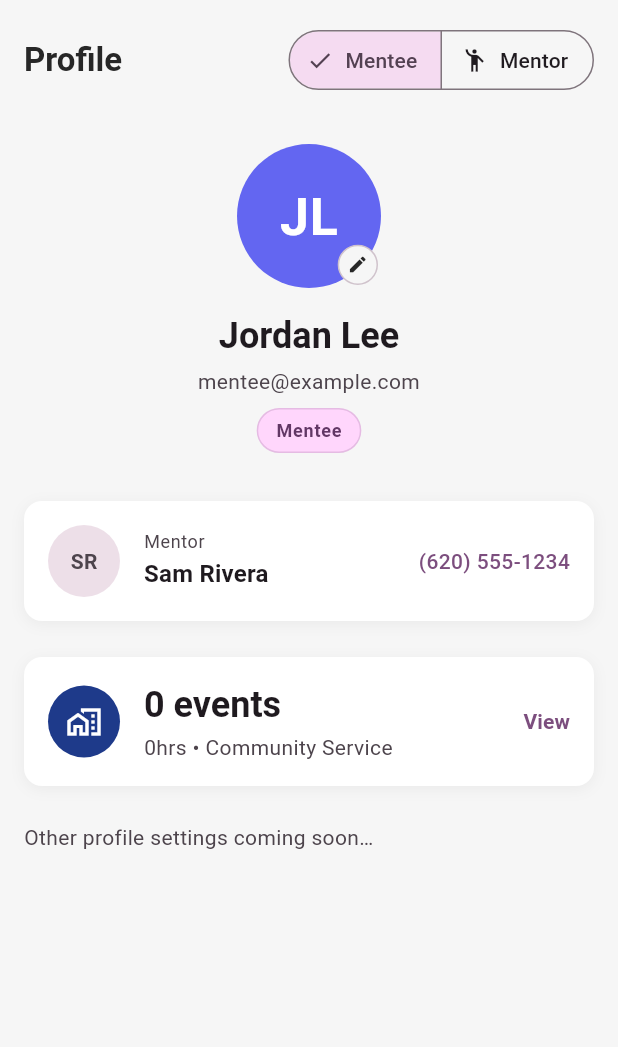
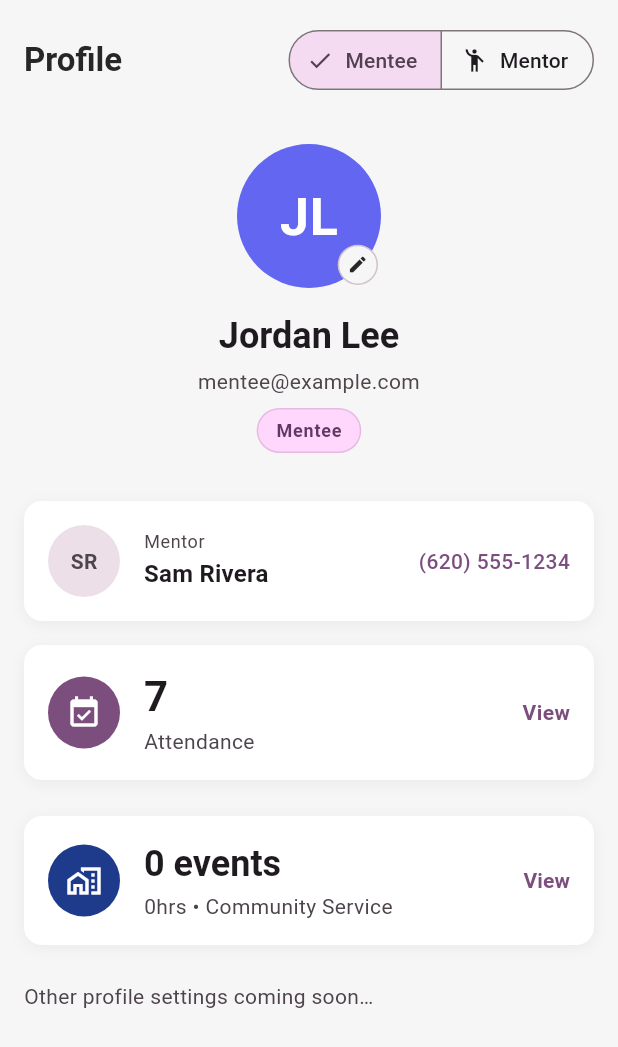
Before and after one commit to highaspirationskc/ha_mobile, a Flutter app: the ProfileScreen widget shown alone on an empty page, opened directly, on a phone screen of 412 x 824 dp. Shown: the top 1047 px of the screen. Run offline on Flutter 3.47's test engine with Material 3 defaults, Android fonts, the phone set to English and light mode, and no system bars; our stand-ins replace image_picker, table_calendar, youtube_player_iframe; missing offline and left inert: mobile_scanner; accounts and stored records are empty; network calls fail.

Commit message:
Added attendance record

```diff
--- a/lib/data/services/api_service.dart
+++ b/lib/data/services/api_service.dart
@@ -6,7 +6,9 @@ import '../../business/user/entities/role_mentee.dart';
 import '../../data/mock/mock_data.dart';
 
 class ApiService {
-  ApiService._();
+  ApiService._() {
+    _initializeMockData();
+  }
   static final instance = ApiService._();
 
   /// Broadcast-only: increments whenever registrations/check-ins change.
@@ -15,6 +17,21 @@ class ApiService {
   final Map<String, Set<String>> _registrations = {};
   final Map<String, Set<String>> _checkins = {};
   final Map<String, List<CommunityService>> _communityServices = {};
+
+  /// Initialize with some mock check-in data for testing
+  void _initializeMockData() {
+    // Add some mock check-ins for the mock mentee
+    const mockMenteeId = 'u_mentee_1'; // matches mockMentee.id
+    _checkins[mockMenteeId] = {
+      'evt_1', // Mentor Meetup
+      'evt_2', // Career Workshop
+      'evt_3', // Community Service Day
+      'evt_4', // STEM Lab Tour
+      'evt_5', // College Q&A
+      'evt_6', // Leadership Panel
+      'evt_7', // Hack Night
+    };
+  }
 
   Future<void> registerForEvent({
     required String eventId,
@@ -54,6 +71,10 @@ class ApiService {
     if (!isReg) throw Exception('You must register before checking in.');
     final set = _checkins.putIfAbsent(userId, () => <String>{});
     set.add(eventId);
+    if (kDebugMode) {
+      print('checkInForEvent: $userId checked into $eventId');
+      print('Total check-ins for $userId: ${set.length}');
+    }
     changes.value++; // notify listeners
   }
 
@@ -115,4 +136,16 @@ class ApiService {
     await Future.delayed(const Duration(milliseconds: 150));
     return mockMenteesByUserId[userId];
   }
+
+  /// Gets the total attendance count (check-ins) for a user
+  Future<int> getTotalAttendance({required String userId}) async {
+    await Future.delayed(const Duration(milliseconds: 150));
+    final checkins = _checkins[userId];
+    final count = checkins?.length ?? 0;
+    if (kDebugMode) {
+      print('getTotalAttendance for $userId: $count check-ins');
+      print('Check-ins: ${checkins?.toList()}');
+    }
+    return count;
+  }
 }
--- a/lib/presentation/screens/profile_screen.dart
+++ b/lib/presentation/screens/profile_screen.dart
@@ -22,6 +22,7 @@ class _ProfileScreenState extends State<ProfileScreen> {
   int? _colorIndexOverride;
   int _totalCommunityServiceHours = 0;
   int _totalCommunityServiceEvents = 0;
+  int _totalAttendance = 0;
   UserRef? _mentor;
 
   @override
@@ -50,6 +51,9 @@ class _ProfileScreenState extends State<ProfileScreen> {
       final services = await ApiService.instance.getCommunityServices(
         userId: currentUserId,
       );
+      final attendance = await ApiService.instance.getTotalAttendance(
+        userId: currentUserId,
+      );
       final menteeData = await ApiService.instance.getMenteeData(
         userId: currentUserId,
       );
@@ -57,6 +61,7 @@ class _ProfileScreenState extends State<ProfileScreen> {
         setState(() {
           _totalCommunityServiceHours = hours;
           _totalCommunityServiceEvents = services.length;
+          _totalAttendance = attendance;
           _mentor = menteeData?.mentor;
         });
       }
@@ -179,6 +184,9 @@ class _ProfileScreenState extends State<ProfileScreen> {
             if (currentUserKind.value == CurrentUserKind.mentee &&
                 _mentor != null)
               _buildMentorTile(context, cs, t),
+
+            // Attendance Tile
+            _buildAttendanceTile(context, cs, t),
 
             // Community Service Tile
             CommunityServiceTile(
@@ -320,6 +328,89 @@ class _ProfileScreenState extends State<ProfileScreen> {
     }
   }
 
+  Widget _buildAttendanceTile(
+    BuildContext context,
+    ColorScheme cs,
+    TextTheme t,
+  ) {
+    return Container(
+      margin: const EdgeInsets.only(bottom: 16),
+      decoration: BoxDecoration(
+        color: Colors.white,
+        borderRadius: BorderRadius.circular(12),
+        boxShadow: [
+          BoxShadow(
+            color: Colors.black.withOpacity(0.05),
+            blurRadius: 8,
+            offset: const Offset(0, 2),
+          ),
+        ],
+      ),
+      child: InkWell(
+        onTap: () {
+          // TODO: Navigate to attendance screen when implemented
+          ScaffoldMessenger.of(context).showSnackBar(
+            const SnackBar(
+              content: Text('Attendance details coming soon!'),
+              duration: Duration(seconds: 2),
+            ),
+          );
+        },
+        borderRadius: BorderRadius.circular(12),
+        child: Padding(
+          padding: const EdgeInsets.all(16),
+          child: Row(
+            children: [
+              // Attendance Icon
+              Container(
+                width: 48,
+                height: 48,
+                decoration: BoxDecoration(
+                  color: cs.primary,
+                  borderRadius: BorderRadius.circular(24),
+                ),
+                child: Icon(
+                  Icons.event_available,
+                  color: Colors.white,
+                  size: 24,
+                ),
+              ),
+              const SizedBox(width: 16),
+              // Attendance Info
+              Expanded(
+                child: Column(
+                  crossAxisAlignment: CrossAxisAlignment.start,
+                  children: [
+                    Text(
+                      '$_totalAttendance',
+                      style: t.headlineMedium?.copyWith(
+                        fontWeight: FontWeight.w700,
+                        color: cs.onSurface,
+                      ),
+                    ),
+                    const SizedBox(height: 2),
+                    Text(
+                      'Attendance',
+                      style: t.bodyMedium?.copyWith(color: cs.onSurfaceVariant),
+                    ),
+                  ],
+                ),
+              ),
+              // View Button
+              Text(
+                'View',
+                style: t.bodyMedium?.copyWith(
+                  color: cs.primary,
+                  fontWeight: FontWeight.w600,
+                ),
+              ),
+            ],
+          ),
+        ),
+      ),
+    );
+  }
+
   Widget _buildMentorFallbackAvatar(BuildContext context, ColorScheme cs) {
     final f = (_mentor!.firstName ?? '').trim();
     final l = (_mentor!.lastName ?? '').trim();
```
